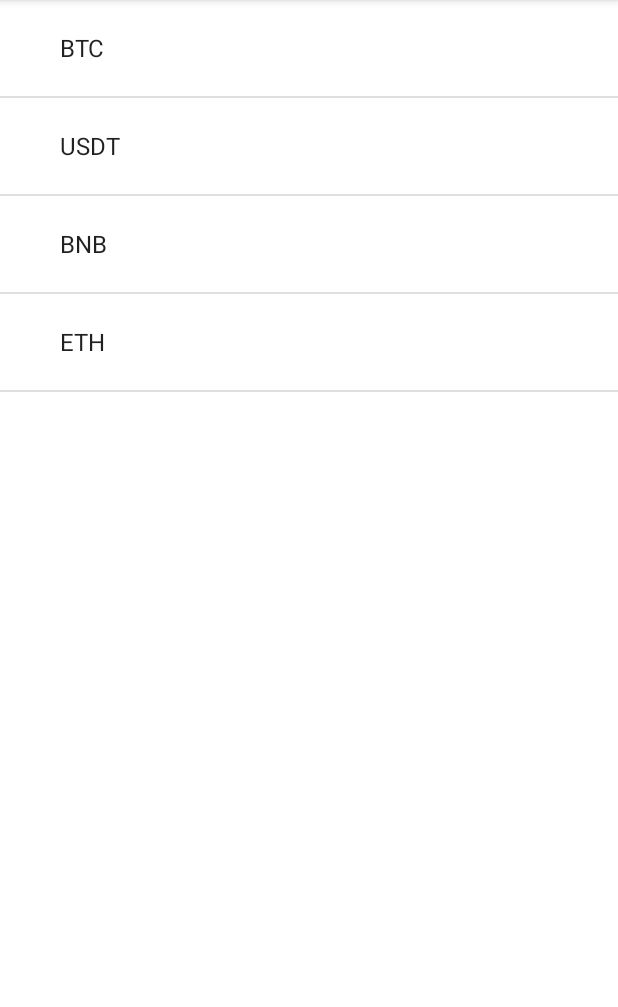
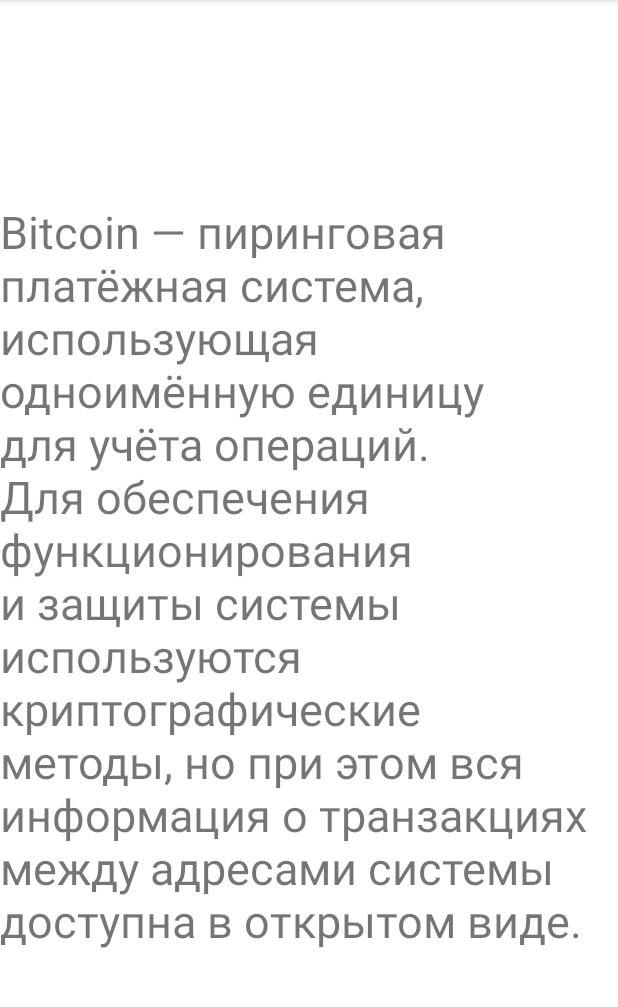
Before and after one commit to Sos0Burger/Shpargalka, an Android app: the screen it shows after launch (MainActivity before the commit, window_in after it), after a tap on "BTC", on a phone screen of 412 x 824 dp, the part 84-1091 px from its top. Run offline under Robolectric (Android 15) with nearby library versions, the phone set to English and light mode, and no system bars.

Commit message:
Some fixes

```diff
--- a/app/src/main/java/com/example/shpargalka/MainActivity.java
+++ b/app/src/main/java/com/example/shpargalka/MainActivity.java
@@ -33,5 +33,6 @@ public class MainActivity extends AppCompatActivity {
     private void createIntent(String item){
         Intent intent = new Intent(this, window_in.class);
         intent.putExtra("crypt", item.toString());
+        startActivity(intent);
     }
 }
--- a/app/src/main/java/com/example/shpargalka/window_in.java
+++ b/app/src/main/java/com/example/shpargalka/window_in.java
@@ -7,28 +7,30 @@ import android.os.Bundle;
 import android.widget.TextView;
 
 public class window_in extends AppCompatActivity {
-
+    String crypt;
     @Override
     protected void onCreate(Bundle savedInstanceState) {
         super.onCreate(savedInstanceState);
         setContentView(R.layout.activity_window_in);
+        Intent intent = getIntent();
+        crypt = intent.getStringExtra("crypt");
 
-        if (crypt == "BTC"){
+        if (crypt.equals("BTC")){
             TextView text = findViewById(R.id.num_1);
-            text.setText("@string/BitcoinInfo");
+            text.setText(getResources().getString(R.string.BitcoinInfo));
 
         }
-        if (crypt == "BNB"){
+        if (crypt.equals("BNB")){
             TextView text = findViewById(R.id.num_1);
-            text.setText("@string/BNB");
+            text.setText(getResources().getString(R.string.BNB));
         }
-        if (crypt == "USDT"){
+        if (crypt.equals("USDT")){
             TextView text = findViewById(R.id.num_1);
-            text.setText("@string/usdt");
+            text.setText(getResources().getString(R.string.USDT));
         }
-        if (crypt == "ETH"){
+        if (crypt.equals("ETH")){
             TextView text = findViewById(R.id.num_1);
-            text.setText("@string/Ethereum");
+            text.setText(getResources().getString(R.string.Ethereum));
         }
     }
 }
--- a/app/src/main/res/layout/activity_window_in.xml
+++ b/app/src/main/res/layout/activity_window_in.xml
@@ -4,10 +4,15 @@
     xmlns:tools="http://schemas.android.com/tools"
     android:layout_width="match_parent"
     android:layout_height="match_parent"
-    tools:context=".window_in">
+    tools:context=".MainActivity">
 
-    <androidx.constraintlayout.widget.ConstraintLayout
-        android:layout_width="match_parent"
-        android:layout_height="match_parent"
-        tools:context=".MainActivity"/>
+    <TextView
+        android:id="@+id/num_1"
+        android:layout_width="wrap_content"
+        android:layout_height="wrap_content"
+        android:textSize="30sp"
+        app:layout_constraintBottom_toBottomOf="parent"
+        app:layout_constraintEnd_toEndOf="parent"
+        app:layout_constraintStart_toStartOf="parent"
+        app:layout_constraintTop_toTopOf="parent" />
 </androidx.constraintlayout.widget.ConstraintLayout>
--- a/app/src/main/res/values/strings.xml
+++ b/app/src/main/res/values/strings.xml
@@ -1,7 +1,7 @@
 <resources>
     <string name="app_name">Shpargalka</string>
     <string name="BitcoinInfo">Bitcoin — пиринговая платёжная система, использующая одноимённую единицу для учёта операций. Для обеспечения функционирования и защиты системы используются криптографические методы, но при этом вся информация о транзакциях между адресами системы доступна в открытом виде.</string>
-    <string name="usdt">Tether  — криптовалютный токен, выпущенный компанией Tether Limited, которая утверждает, что его стоимость на 20 процентов обеспечивается запасами долларов США, хранящимися на её банковских счетах. Основная идея разработчиков данного токена состоит в предоставлении участникам криптовалютного рынка возможности пользоваться стабильным цифровым активом («стейблкоином»), курс которого привязан к курсу доллара США и не испытывает столь сильных колебаний, как курсы других криптовалют. Tether выпущен на платформе Omni Layer, являющейся надстройкой над блокчейном биткойна.</string>
-    <string name="BNB">Binance представляет собой гигантскую инфраструктуру, предоставляющую пользователям широкий спектр услуг в индустрии криптовалют: обмен криптовалюты, торговля фьючерсами, стейкинг, сейвинг и другие инвестиционные продукты. Цифровым топливом для всей экосистемы Binance служит криптовалюта BNB</string>
+    <string name="USDT">Tether (USDT) – гибридная крипто-фиатная валюта, цена которой привязана к стоимости доллара. Один USDT, таким образом, равен одному доллару США. Однако привязка возможна не только к доллару, валюта также может быть интегрирована с евро и японской иеной. В этом случае используются тикеры EURT и JPYT соответственно.</string>
+    <string name="BNB">BNB — это криптовалюта, которая поддерживает экосистему Binance Chain. BNB является одним из самых популярных utility-токенов в мире. Вы можете не только торговать BNB, как и любой другой криптовалютой, но и использовать BNB для самого широкого спектра дополнительных преимуществ.</string>
     <string name="Ethereum">Ethereum — криптовалюта и платформа для создания децентрализованных онлайн-сервисов на базе блокчейна (децентрализованных приложений), работающих на базе умных контрактов. Реализована как единая децентрализованная виртуальная машина.</string>
 </resources>
```
Also changed, not shown: 1 other file.
